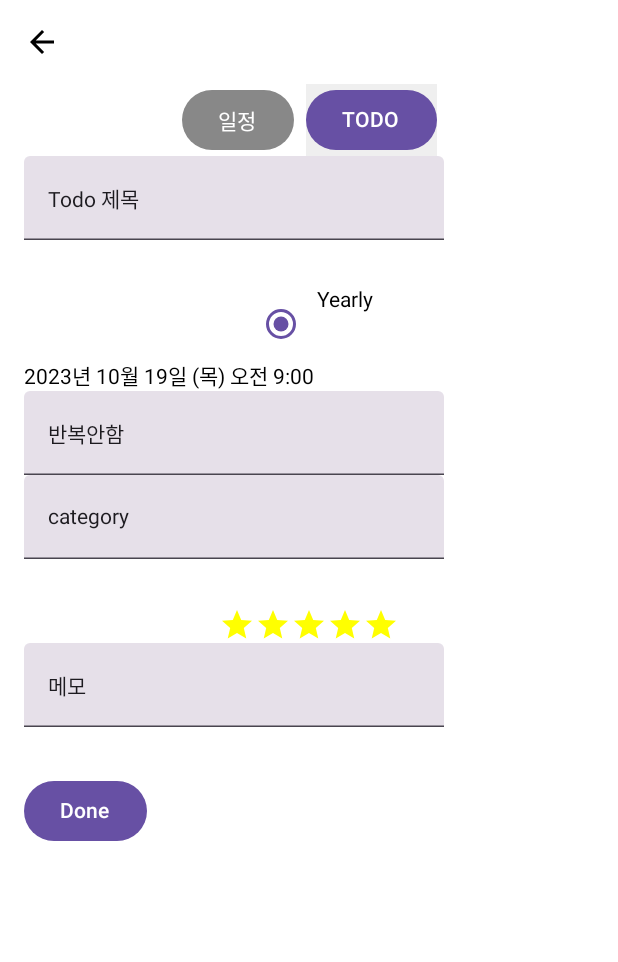
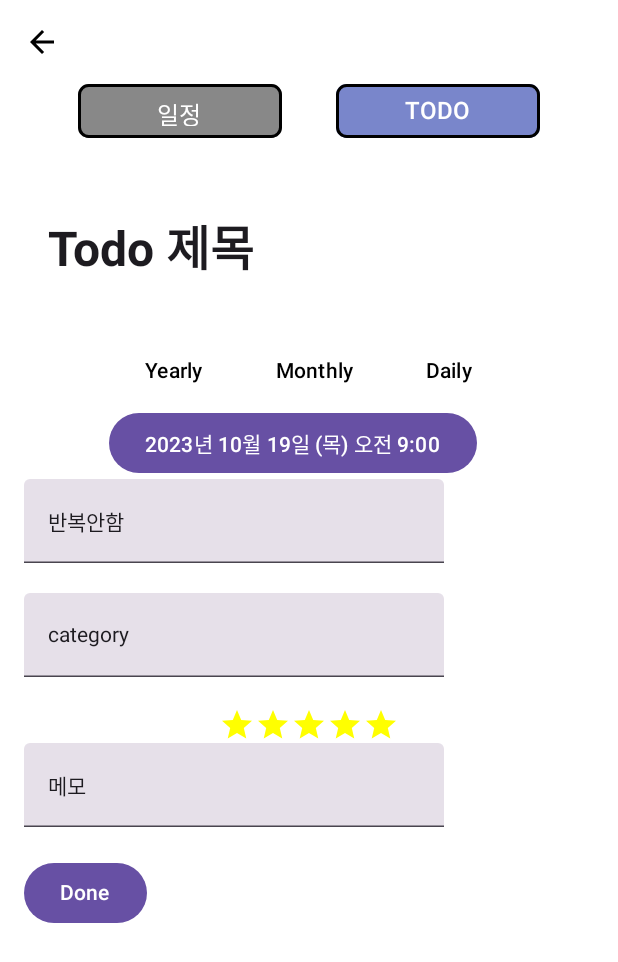
Before and after one commit to snuhcs-course/SNU-swpp-team-10, an Android app built with Jetpack Compose: the @Preview function TodoScreenPreview, on a phone screen of 412 x 824 dp. Shown: the top 962 px of the screen. Run offline under Robolectric (Android 15) with nearby library versions, the phone set to English and light mode, and no system bars.

Commit message:
Update EditPlanPage.kt

```diff
--- a/frontend/app/src/main/java/com/example/calendy/view/editplanview/EditPlanPage.kt
+++ b/frontend/app/src/main/java/com/example/calendy/view/editplanview/EditPlanPage.kt
@@ -1,7 +1,6 @@
 package com.example.calendy.view.editplanview
 
-import android.widget.Button
-import androidx.compose.foundation.background
+import androidx.compose.foundation.BorderStroke
 import androidx.compose.foundation.layout.Arrangement
 import androidx.compose.foundation.layout.Column
 import androidx.compose.foundation.layout.Row
@@ -11,28 +10,43 @@ import androidx.compose.foundation.layout.fillMaxWidth
 import androidx.compose.foundation.layout.height
 import androidx.compose.foundation.layout.padding
 import androidx.compose.foundation.layout.width
+import androidx.compose.foundation.shape.RoundedCornerShape
 import androidx.compose.material.icons.Icons
 import androidx.compose.material.icons.filled.ArrowBack
 import androidx.compose.material.icons.filled.Star
 import androidx.compose.material3.Button
 import androidx.compose.material3.ButtonDefaults
+import androidx.compose.material3.DatePickerDialog
+import androidx.compose.material3.DatePickerState
+import androidx.compose.material3.DateRangePicker
+import androidx.compose.material3.DateRangePickerState
+import androidx.compose.material3.ExperimentalMaterial3Api
 import androidx.compose.material3.Icon
-import androidx.compose.material3.OutlinedTextField
-import androidx.compose.material3.RadioButton
 import androidx.compose.material3.Text
 import androidx.compose.material3.TextField
+import androidx.compose.material3.TextFieldDefaults
+import androidx.compose.material3.TimePickerState
+import androidx.compose.material3.rememberDatePickerState
+import androidx.compose.material3.rememberDateRangePickerState
+import androidx.compose.material3.rememberTimePickerState
 import androidx.compose.runtime.Composable
 import androidx.compose.runtime.collectAsState
 import androidx.compose.runtime.getValue
 import androidx.compose.runtime.mutableStateOf
 import androidx.compose.runtime.remember
 import androidx.compose.runtime.setValue
+import androidx.compose.ui.Alignment
 import androidx.compose.ui.Modifier
 import androidx.compose.ui.graphics.Color
+import androidx.compose.ui.text.TextStyle
+import androidx.compose.ui.text.font.FontWeight
 import androidx.compose.ui.tooling.preview.Preview
 import androidx.compose.ui.unit.dp
+import androidx.compose.ui.unit.sp
 import androidx.lifecycle.viewmodel.compose.viewModel
+import java.util.Calendar
 
+@OptIn(ExperimentalMaterial3Api::class)
 @Composable
 fun EditPlanPage(editPlanViewModel: EditPlanViewModel = viewModel()) {
     val editPlanUiState by editPlanViewModel.uiState.collectAsState()
@@ -45,50 +59,77 @@ fun EditPlanPage(editPlanViewModel: EditPlanViewModel = viewModel()) {
         // Top Bar
         TopAppBar()
 
+        // Type Buttons
         Row(
             modifier = Modifier
                 .fillMaxWidth()
                 .padding(top = 16.dp),
-                horizontalArrangement = Arrangement.Center
+            horizontalArrangement = Arrangement.SpaceEvenly
         ) {
-            Button(
-                    onClick = { selectedButton = "일정" },
-                    colors = ButtonDefaults.buttonColors(Color.Gray)
-
-            ) {
-                Text(text = "일정")
+            TypeButton(text = "일정", isSelected = false)
+            TypeButton(text = "TODO", isSelected = true)
         }
-
-            Spacer(modifier = Modifier.width(8.dp))
-
-            Button(
-                    onClick = { selectedButton = "TODO" },
-                    Modifier.background(Color(0x11111111))
-            ) {
-                Text(text = "TODO")
-            }
-        }
-        TextField(value = "Todo 제목", onValueChange = { /* TODO: Handle text input */ })
 
         Spacer(modifier = Modifier.height(32.dp))
 
+        TextField(
+            value = "Todo 제목",
+            onValueChange = { /* TODO: Handle text input */ },
+            colors = Color.Transparent.let {
+                TextFieldDefaults.colors(
+                    focusedContainerColor = it,
+                    unfocusedContainerColor = it,
+                    disabledContainerColor = it,
+                    errorContainerColor = it,
+                    focusedIndicatorColor = it,
+                    unfocusedIndicatorColor = it,
+                    disabledIndicatorColor = it,
+                    errorIndicatorColor = it
+                )
+            },
+            textStyle = TextStyle(fontSize = 32.sp, fontWeight = FontWeight.Bold)
+        )
+
+        Spacer(modifier = Modifier.height(20.dp))
+
         // Date Selector
-        DateSelector()
+        DateSelector(modifier = Modifier.align(alignment = Alignment.CenterHorizontally))
 
         TextField(value = "반복안함", onValueChange = { /* TODO: Handle text input */ })
+
+        Spacer(modifier = Modifier.height(20.dp))
+
         TextField(value = "category", onValueChange = { /* TODO: Handle text input */ })
-        Spacer(modifier = Modifier.height(32.dp))
+
+        Spacer(modifier = Modifier.height(20.dp))
 
         // Category
         StarRating()
 
         TextField(value = "메모", onValueChange = { /* TODO: Handle text input */ })
-        Spacer(modifier = Modifier.height(32.dp))
+
+        Spacer(modifier = Modifier.height(20.dp))
 
         // Submit Button
         Button(onClick = { /* TODO: Handle on submit */ }) {
             Text(text = "Done")
         }
+    }
+}
+
+@Composable
+fun TypeButton(text: String, isSelected: Boolean) {
+    Button(
+        onClick = { /* todo */ },
+        colors = ButtonDefaults.buttonColors(if (isSelected) Color(0xFF7986CB) else Color.Gray),
+        border = BorderStroke(2.dp, if (isSelected) Color.Black else Color.Black),
+        shape = RoundedCornerShape(20),
+        modifier = Modifier
+            .width(136.dp)
+            .height(36.dp)
+
+    ) {
+        Text(text = text, fontSize = 16.sp)
     }
 }
 
@@ -103,21 +144,96 @@ fun TopAppBar() {
     }
 }
 
+@OptIn(ExperimentalMaterial3Api::class)
 @Composable
-fun DateSelector() {
-    Column {
-        Row(
-                modifier = Modifier.fillMaxWidth(),
-                horizontalArrangement = Arrangement.Center
+fun DateSelector(modifier: Modifier = Modifier) {
+    var selectedIndex by remember { mutableStateOf(-1) }
+    val options = listOf("Yearly", "Monthly", "Daily")
+
+    val calendar = Calendar.getInstance()
+    var isDialogOpen by remember { mutableStateOf(false) }
+    val datePickerState = rememberDatePickerState(initialSelectedDateMillis = calendar.timeInMillis)
+    val dateRangePickerState = rememberDateRangePickerState()
+    val timePickerState = rememberTimePickerState(0, 0, false)
+
+    DateTimePickerDialog(
+        datePickerState = datePickerState,
+        dateRangePickerState = dateRangePickerState,
+        timePickerState = timePickerState,
+        isDialogOpen = isDialogOpen
+    ) { isDialogOpen = false }
+
+    Column(modifier = modifier) {
+        Row(modifier = Modifier.align(alignment = Alignment.CenterHorizontally)) {
+            options.forEachIndexed { index, label ->
+                Button(
+                    onClick = { selectedIndex = if (selectedIndex == index) -1 else index },
+                    colors = ButtonDefaults.buttonColors(
+                        containerColor = if (selectedIndex == index) Color(0xFF7986CB) else Color.Transparent,
+                        contentColor = Color.Black
+                    )
                 ) {
-            // You can use 'RadioButton' for Yearly, Monthly, Daily
-            // Example for Yearly
-            RadioButton(selected = true /*Or false*/, onClick = { /* TODO: Handle yearly selection */ })
-            Text(text = "Yearly")
+                    Text(text = label)
+                }
+            }
+        }
+        Button(onClick = { isDialogOpen = true }) {
+            Text(text = "2023년 10월 19일 (목) 오전 9:00")
+        }
+    }
 }
 
-        Text(text = "2023년 10월 19일 (목) 오전 9:00")
+
+@Composable
+@OptIn(ExperimentalMaterial3Api::class)
+private fun DateTimePickerDialog(
+    datePickerState: DatePickerState,
+    dateRangePickerState: DateRangePickerState,
+    timePickerState: TimePickerState,
+    isDialogOpen: Boolean,
+    onDismissRequest: () -> Unit,
+) {
+    if (isDialogOpen) {
+        DatePickerDialog(
+            onDismissRequest = onDismissRequest,
+            dismissButton = {
+                Button(onClick = { onDismissRequest() }) {
+                    Text(text = "Cancel")
                 }
+            },
+            confirmButton = {
+                Button(onClick = { onDismissRequest() }) {
+                    Text(text = "Confirm")
+                }
+            }) {
+            DateRangePicker(state = dateRangePickerState)
+//            DatePicker(
+//                state = datePickerState,
+//                showModeToggle = false
+//            )
+//            TimePicker(state = timePickerState, layoutType = TimePickerLayoutType.Horizontal)
+        }
+    }
+}
+
+@OptIn(ExperimentalMaterial3Api::class)
+@Preview(widthDp = 600)
+@Composable
+fun DateTimePickerDialogPreview() {
+    val calendar = Calendar.getInstance()
+
+    var isDialogOpen by remember { mutableStateOf(true) }
+    val datePickerState =
+        rememberDatePickerState(initialSelectedDateMillis = calendar.timeInMillis)
+    val dateRangePickerState = rememberDateRangePickerState()
+    val timePickerState = rememberTimePickerState()
+
+    DateTimePickerDialog(
+        datePickerState = datePickerState,
+        dateRangePickerState = dateRangePickerState,
+        timePickerState = timePickerState,
+        isDialogOpen = isDialogOpen
+    ) { isDialogOpen = false }
 }
 
 @Composable
```
Lines whose indentation alone changed are shown as unchanged.
